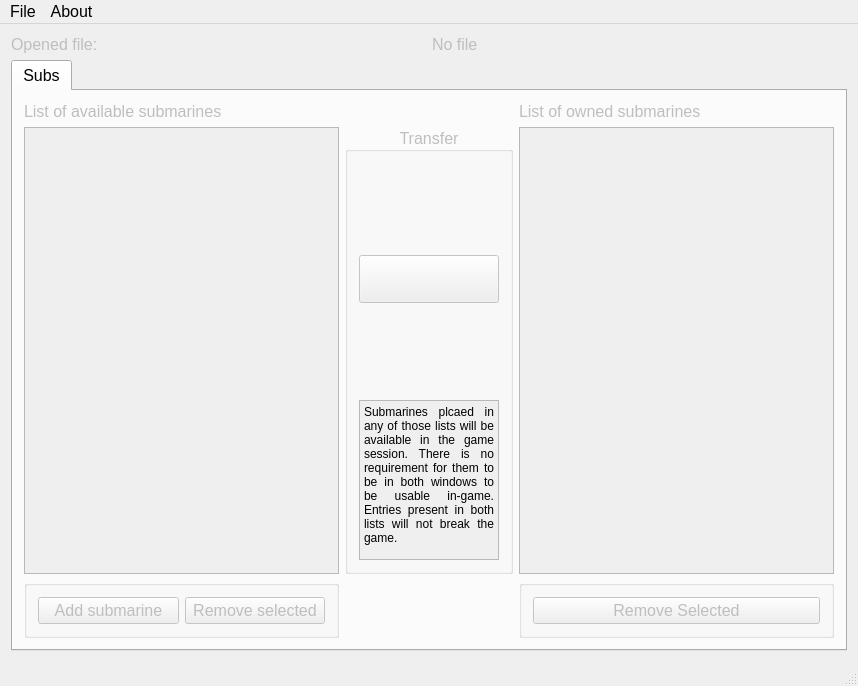
StylishTriangles/BarotraumaSaveEditor, file mainwindow.ui: the form before one commit.
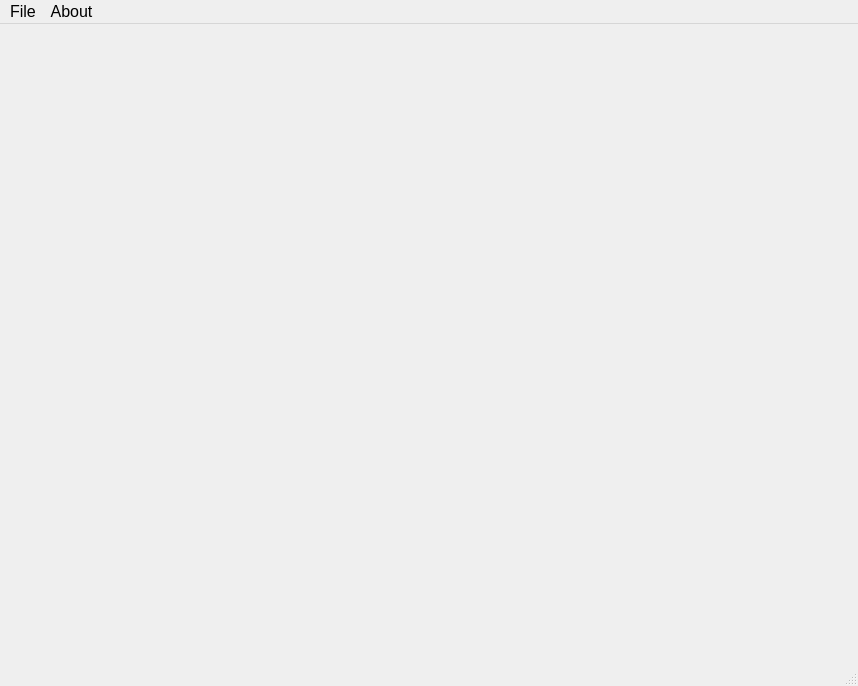
The form after the commit. Icons and pictures are not drawn. Custom widgets are drawn as their Qt base class.

Patch:
```diff
--- a/mainwindow.ui
+++ b/mainwindow.ui
@@ -38,366 +38,6 @@
     <property name="bottomMargin">
      <number>0</number>
     </property>
-    <item>
-     <widget class="GameSessionEditor" name="editorWidget" native="true">
-      <property name="enabled">
-       <bool>true</bool>
-      </property>
-      <property name="sizePolicy">
-       <sizepolicy hsizetype="Expanding" vsizetype="Expanding">
-        <horstretch>1</horstretch>
-        <verstretch>1</verstretch>
-       </sizepolicy>
-      </property>
-      <property name="maximumSize">
-       <size>
-        <width>25567</width>
-        <height>16777215</height>
-       </size>
-      </property>
-      <layout class="QVBoxLayout" name="verticalLayout">
-       <item>
-        <layout class="QHBoxLayout" name="horizontalLayout">
-         <item>
-          <widget class="QLabel" name="label">
-           <property name="enabled">
-            <bool>false</bool>
-           </property>
-           <property name="text">
-            <string>Opened file:</string>
-           </property>
-          </widget>
-         </item>
-         <item>
-          <widget class="QLabel" name="label_filename">
-           <property name="enabled">
-            <bool>false</bool>
-           </property>
-           <property name="text">
-            <string>No file</string>
-           </property>
-          </widget>
-         </item>
-        </layout>
-       </item>
-       <item>
-        <widget class="QTabWidget" name="gameSessionTabs">
-         <property name="currentIndex">
-          <number>0</number>
-         </property>
-         <widget class="QWidget" name="subTab">
-          <property name="enabled">
-           <bool>false</bool>
-          </property>
-          <attribute name="title">
-           <string>Subs</string>
-          </attribute>
-          <layout class="QGridLayout" name="gridLayout">
-           <item row="2" column="0">
-            <widget class="QGroupBox" name="groupBox_2">
-             <property name="title">
-              <string/>
-             </property>
-             <layout class="QHBoxLayout" name="horizontalLayout_2">
-              <item>
-               <widget class="QPushButton" name="addSubButton">
-                <property name="text">
-                 <string>Add submarine</string>
-                </property>
-               </widget>
-              </item>
-              <item>
-               <widget class="QPushButton" name="removeAvailableSubsButton">
-                <property name="text">
-                 <string>Remove selected</string>
-                </property>
-               </widget>
-              </item>
-             </layout>
-            </widget>
-           </item>
-           <item row="0" column="2">
-            <widget class="QLabel" name="label_3">
-             <property name="text">
-              <string>List of owned submarines</string>
-             </property>
-            </widget>
-           </item>
-           <item row="0" column="0">
-            <widget class="QLabel" name="label_2">
-             <property name="enabled">
-              <bool>false</bool>
-             </property>
-             <property name="text">
-              <string>List of available submarines</string>
-             </property>
-            </widget>
-           </item>
-           <item row="1" column="2">
-            <widget class="QListWidget" name="ownedSubsList"/>
-           </item>
-           <item row="2" column="2">
-            <widget class="QGroupBox" name="groupBox_3">
-             <property name="title">
-              <string/>
-             </property>
-             <layout class="QVBoxLayout" name="verticalLayout_4">
-              <item>
-               <widget class="QPushButton" name="removeOwnedSubsButton">
-                <property name="text">
-                 <string>Remove Selected</string>
-                </property>
-               </widget>
-              </item>
-             </layout>
-            </widget>
-           </item>
-           <item row="1" column="1">
-            <widget class="QGroupBox" name="groupBox">
-             <property name="font">
-              <font>
-               <italic>false</italic>
-              </font>
-             </property>
-             <property name="title">
-              <string>Transfer</string>
-             </property>
-             <property name="alignment">
-              <set>Qt::AlignCenter</set>
-             </property>
-             <layout class="QVBoxLayout" name="verticalLayout_3">
-              <item>
-               <spacer name="verticalSpacer">
-                <property name="orientation">
-                 <enum>Qt::Vertical</enum>
-                </property>
-                <property name="sizeHint" stdset="0">
-                 <size>
-                  <width>20</width>
-                  <height>40</height>
-                 </size>
-                </property>
-               </spacer>
-              </item>
-              <item>
-               <widget class="QPushButton" name="transferSubsButton">
-                <property name="sizePolicy">
-                 <sizepolicy hsizetype="Minimum" vsizetype="Minimum">
-                  <horstretch>0</horstretch>
-                  <verstretch>0</verstretch>
-                 </sizepolicy>
-                </property>
-                <property name="minimumSize">
-                 <size>
-                  <width>48</width>
-                  <height>48</height>
-                 </size>
-                </property>
-                <property name="styleSheet">
-                 <string notr="true">qproperty-icon: url(:/formIcons/icons/arrow-right.png)</string>
-                </property>
-                <property name="text">
-                 <string/>
-                </property>
-                <property name="icon">
-                 <iconset resource="resources.qrc">
-                  <normaloff>:/formIcons/icons/arrow-right.png</normaloff>:/formIcons/icons/arrow-right.png</iconset>
-                </property>
-                <property name="iconSize">
-                 <size>
-                  <width>48</width>
-                  <height>48</height>
-                 </size>
-                </property>
-               </widget>
-              </item>
-              <item>
-               <spacer name="verticalSpacer_2">
-                <property name="orientation">
-                 <enum>Qt::Vertical</enum>
-                </property>
-                <property name="sizeHint" stdset="0">
-                 <size>
-                  <width>20</width>
-                  <height>40</height>
-                 </size>
-                </property>
-               </spacer>
-              </item>
-              <item>
-               <widget class="QTextBrowser" name="textBrowser">
-                <property name="enabled">
-                 <bool>false</bool>
-                </property>
-                <property name="sizePolicy">
-                 <sizepolicy hsizetype="Ignored" vsizetype="Minimum">
-                  <horstretch>0</horstretch>
-                  <verstretch>0</verstretch>
-                 </sizepolicy>
-                </property>
-                <property name="minimumSize">
-                 <size>
-                  <width>140</width>
-                  <height>0</height>
-                 </size>
-                </property>
-                <property name="maximumSize">
-                 <size>
-                  <width>16777215</width>
-                  <height>160</height>
-                 </size>
-                </property>
-                <property name="palette">
-                 <palette>
-                  <active>
-                   <colorrole role="WindowText">
-                    <brush brushstyle="SolidPattern">
-                     <color alpha="255">
-                      <red>0</red>
-                      <green>0</green>
-                      <blue>0</blue>
-                     </color>
-                    </brush>
-                   </colorrole>
-                   <colorrole role="Midlight">
-                    <brush brushstyle="SolidPattern">
-                     <color alpha="255">
-                      <red>227</red>
-                      <green>227</green>
-                      <blue>227</blue>
-                     </color>
-                    </brush>
-                   </colorrole>
-                   <colorrole role="Text">
-                    <brush brushstyle="SolidPattern">
-                     <color alpha="255">
-                      <red>0</red>
-                      <green>0</green>
-                      <blue>0</blue>
-                     </color>
-                    </brush>
-                   </colorrole>
-                   <colorrole role="PlaceholderText">
-                    <brush brushstyle="SolidPattern">
-                     <color alpha="128">
-                      <red>0</red>
-                      <green>0</green>
-                      <blue>0</blue>
-                     </color>
-                    </brush>
-                   </colorrole>
-                  </active>
-                  <inactive>
-                   <colorrole role="WindowText">
-                    <brush brushstyle="SolidPattern">
-                     <color alpha="255">
-                      <red>0</red>
-                      <green>0</green>
-                      <blue>0</blue>
-                     </color>
-                    </brush>
-                   </colorrole>
-                   <colorrole role="Midlight">
-                    <brush brushstyle="SolidPattern">
-                     <color alpha="255">
-                      <red>227</red>
-                      <green>227</green>
-                      <blue>227</blue>
-                     </color>
-                    </brush>
-                   </colorrole>
-                   <colorrole role="Text">
-                    <brush brushstyle="SolidPattern">
-                     <color alpha="255">
-                      <red>0</red>
-                      <green>0</green>
-                      <blue>0</blue>
-                     </color>
-                    </brush>
-                   </colorrole>
-                   <colorrole role="PlaceholderText">
-                    <brush brushstyle="SolidPattern">
-                     <color alpha="128">
-                      <red>0</red>
-                      <green>0</green>
-                      <blue>0</blue>
-                     </color>
-                    </brush>
-                   </colorrole>
-                  </inactive>
-                  <disabled>
-                   <colorrole role="WindowText">
-                    <brush brushstyle="SolidPattern">
-                     <color alpha="255">
-                      <red>0</red>
-                      <green>0</green>
-                      <blue>0</blue>
-                     </color>
-                    </brush>
-                   </colorrole>
-                   <colorrole role="Midlight">
-                    <brush brushstyle="SolidPattern">
-                     <color alpha="255">
-                      <red>223</red>
-                      <green>223</green>
-                      <blue>223</blue>
-                     </color>
-                    </brush>
-                   </colorrole>
-                   <colorrole role="Text">
-                    <brush brushstyle="SolidPattern">
-                     <color alpha="255">
-                      <red>0</red>
-                      <green>0</green>
-                      <blue>0</blue>
-                     </color>
-                    </brush>
-                   </colorrole>
-                   <colorrole role="PlaceholderText">
-                    <brush brushstyle="SolidPattern">
-                     <color alpha="128">
-                      <red>0</red>
-                      <green>0</green>
-                      <blue>0</blue>
-                     </color>
-                    </brush>
-                   </colorrole>
-                  </disabled>
-                 </palette>
-                </property>
-                <property name="font">
-                 <font>
-                  <pointsize>10</pointsize>
-                 </font>
-                </property>
-                <property name="html">
-                 <string>&lt;!DOCTYPE HTML PUBLIC &quot;-//W3C//DTD HTML 4.0//EN&quot; &quot;http://www.w3.org/TR/REC-html40/strict.dtd&quot;&gt;
-&lt;html&gt;&lt;head&gt;&lt;meta name=&quot;qrichtext&quot; content=&quot;1&quot; /&gt;&lt;style type=&quot;text/css&quot;&gt;
-p, li { white-space: pre-wrap; }
-&lt;/style&gt;&lt;/head&gt;&lt;body style=&quot; font-family:'MS Shell Dlg 2'; font-size:10pt; font-weight:400; font-style:normal;&quot;&gt;
-&lt;p align=&quot;justify&quot; style=&quot; margin-top:0px; margin-bottom:0px; margin-left:0px; margin-right:0px; -qt-block-indent:0; text-indent:0px;&quot;&gt;&lt;span style=&quot; font-size:9pt;&quot;&gt;Submarines plcaed in any of those lists will be available in the game session. There is no requirement for them to be in both windows to be usable in-game. Entries present in both lists will not break the game.&lt;/span&gt;&lt;/p&gt;&lt;/body&gt;&lt;/html&gt;</string>
-                </property>
-                <property name="textInteractionFlags">
-                 <set>Qt::LinksAccessibleByKeyboard|Qt::LinksAccessibleByMouse</set>
-                </property>
-                <property name="placeholderText">
-                 <string/>
-                </property>
-               </widget>
-              </item>
-             </layout>
-            </widget>
-           </item>
-           <item row="1" column="0">
-            <widget class="QListWidget" name="availableSubsList"/>
-           </item>
-          </layout>
-         </widget>
-        </widget>
-       </item>
-      </layout>
-     </widget>
-    </item>
    </layout>
   </widget>
   <widget class="QMenuBar" name="menuBar">
@@ -440,74 +80,6 @@
   </action>
  </widget>
  <layoutdefault spacing="6" margin="11"/>
- <customwidgets>
-  <customwidget>
-   <class>GameSessionEditor</class>
-   <extends>QWidget</extends>
-   <header location="global">gamesessioneditor.h</header>
-   <container>1</container>
-   <slots>
-    <signal>sessionLoaded(bool)</signal>
-    <slot>openFile()</slot>
-    <slot>saveFile()</slot>
-    <slot>on_addSubButton_clicked()</slot>
-   </slots>
-  </customwidget>
- </customwidgets>
- <tabstops>
-  <tabstop>gameSessionTabs</tabstop>
- </tabstops>
- <resources>
-  <include location="resources.qrc"/>
- </resources>
- <connections>
-  <connection>
-   <sender>actionOpen_saved_game</sender>
-   <signal>triggered()</signal>
-   <receiver>editorWidget</receiver>
-   <slot>openFile()</slot>
-   <hints>
-    <hint type="sourcelabel">
-     <x>-1</x>
-     <y>-1</y>
-    </hint>
-    <hint type="destinationlabel">
-     <x>420</x>
-     <y>348</y>
-    </hint>
-   </hints>
-  </connection>
-  <connection>
-   <sender>actionSave</sender>
-   <signal>triggered()</signal>
-   <receiver>editorWidget</receiver>
-   <slot>saveFile()</slot>
-   <hints>
-    <hint type="sourcelabel">
-     <x>810</x>
-     <y>642</y>
-    </hint>
-    <hint type="destinationlabel">
-     <x>428</x>
-     <y>343</y>
-    </hint>
-   </hints>
-  </connection>
-  <connection>
-   <sender>addSubButton</sender>
-   <signal>clicked()</signal>
-   <receiver>editorWidget</receiver>
-   <slot>on_addSubButton_clicked()</slot>
-   <hints>
-    <hint type="sourcelabel">
-     <x>113</x>
-     <y>585</y>
-    </hint>
-    <hint type="destinationlabel">
-     <x>428</x>
-     <y>343</y>
-    </hint>
-   </hints>
-  </connection>
- </connections>
+ <resources/>
+ <connections/>
 </ui>
```
